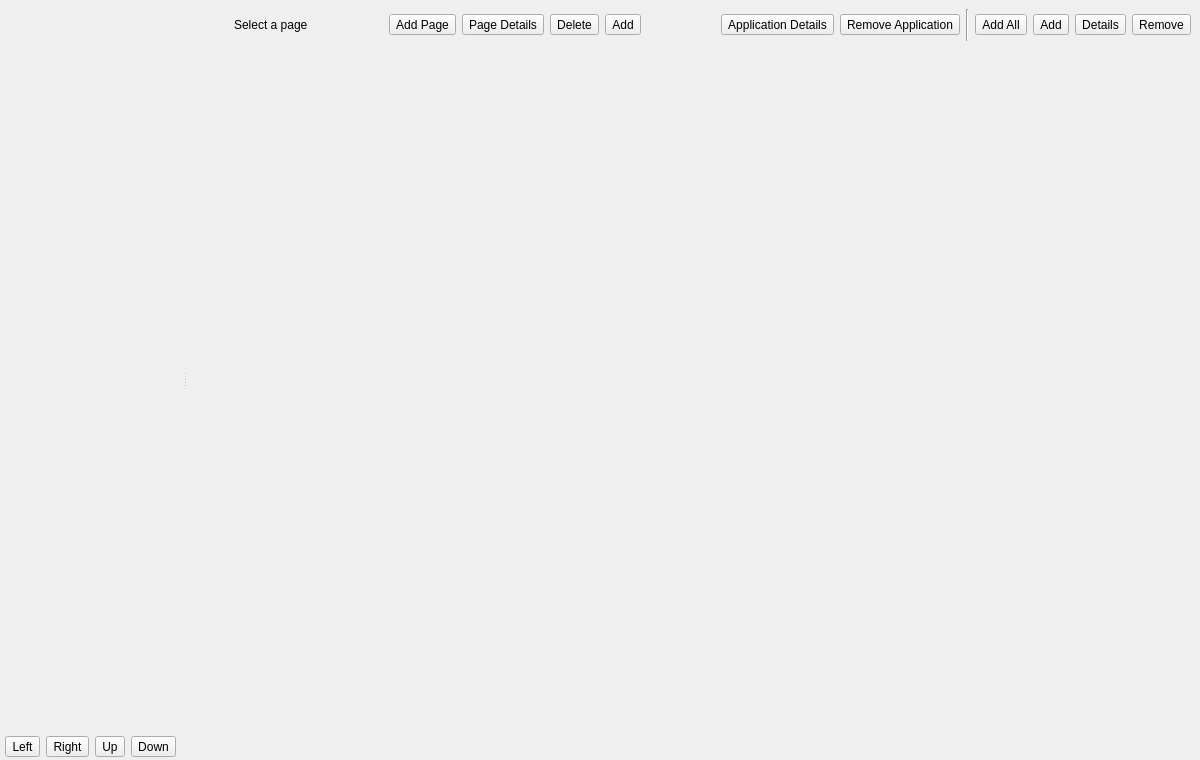
This is ui/settings/Apps.ui in OpenFairWind/FairWindSK as Qt 5 draws it before an edit. The edited form follows.
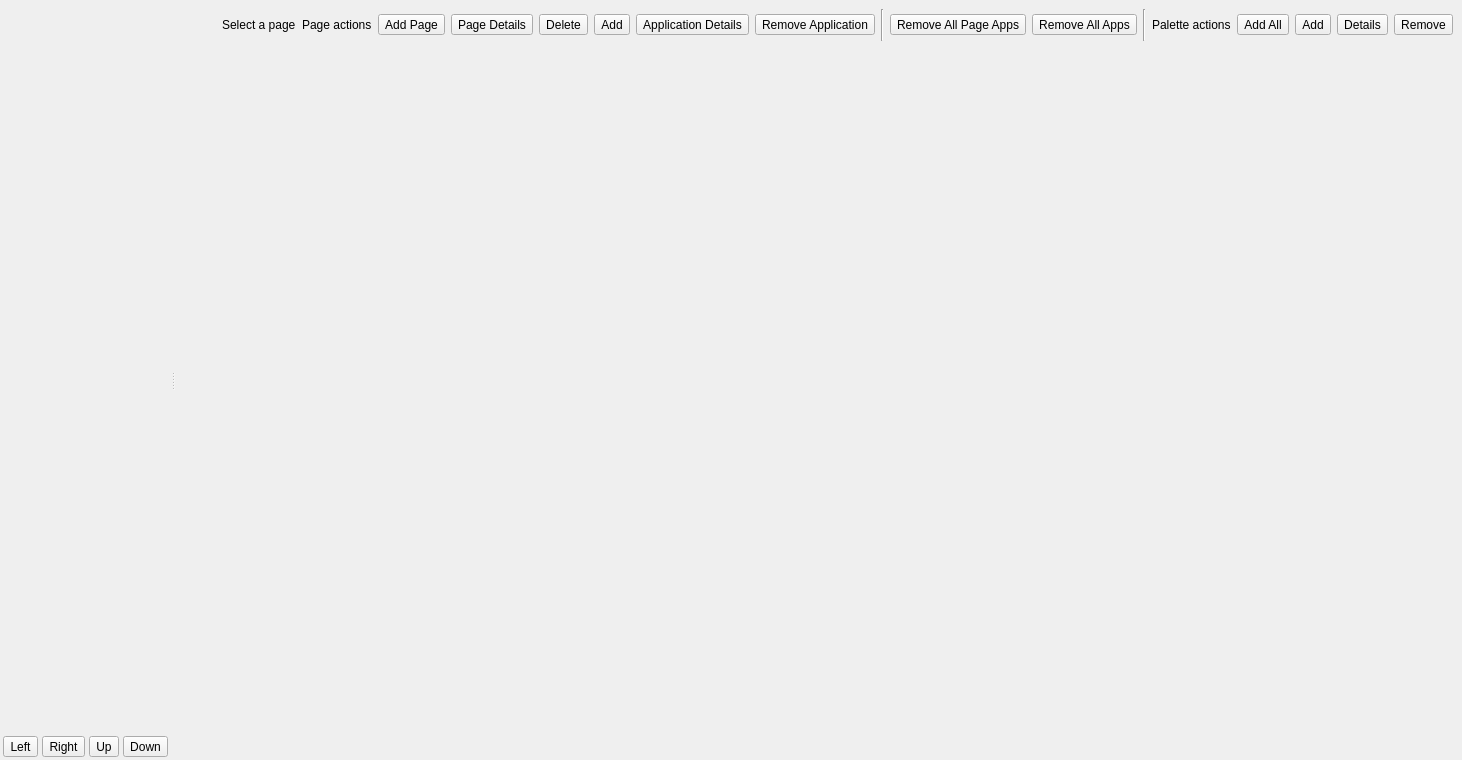
This is the edited form. Icons and pictures are not drawn.

Commit message: Refine system logs and apps actions

Diff of the .ui file:
```diff
--- a/ui/settings/Apps.ui
+++ b/ui/settings/Apps.ui
@@ -309,6 +309,13 @@
              </item>
              <item>
               <layout class="QHBoxLayout" name="horizontalLayout_PageHeaderCenter">
+               <item>
+                <widget class="QLabel" name="label_PageActions">
+                 <property name="text">
+                  <string>Page actions</string>
+                 </property>
+                </widget>
+               </item>
                <item>
                 <widget class="QToolButton" name="toolButton_AddPage">
                  <property name="toolTip">
@@ -403,19 +410,6 @@
                </item>
               </layout>
              </item>
-             <item>
-              <spacer name="horizontalSpacer_PageHeaderRight">
-               <property name="orientation">
-                <enum>Qt::Horizontal</enum>
-               </property>
-               <property name="sizeHint" stdset="0">
-                <size>
-                 <width>40</width>
-                 <height>20</height>
-                </size>
-               </property>
-              </spacer>
-             </item>
              <item>
               <layout class="QHBoxLayout" name="horizontalLayout_PageHeaderRight">
                <item>
@@ -465,12 +459,72 @@
                 </widget>
                </item>
                <item>
-                <widget class="Line" name="line_PageHeaderSeparator">
+               <widget class="Line" name="line_PageHeaderSeparator">
                  <property name="orientation">
                   <enum>Qt::Vertical</enum>
                  </property>
                 </widget>
                </item>
+               <item>
+                <widget class="QToolButton" name="toolButton_ClearCurrentPageApps">
+                 <property name="toolTip">
+                  <string>Remove all applications from current page</string>
+                 </property>
+                 <property name="icon">
+                  <iconset>
+                   <normaloff>:/resources/svg/OpenBridge/remove-all-apps-from-current-page.svg</normaloff>:/resources/svg/OpenBridge/remove-all-apps-from-current-page.svg</iconset>
+                 </property>
+                 <property name="iconSize">
+                  <size>
+                   <width>24</width>
+                   <height>24</height>
+                  </size>
+                 </property>
+                 <property name="toolButtonStyle">
+                  <enum>Qt::ToolButtonIconOnly</enum>
+                 </property>
+                 <property name="text">
+                  <string>Remove All Page Apps</string>
+                 </property>
+                </widget>
+               </item>
+               <item>
+                <widget class="QToolButton" name="toolButton_ClearAllPagesApps">
+                 <property name="toolTip">
+                  <string>Remove all applications from all pages</string>
+                 </property>
+                 <property name="icon">
+                  <iconset>
+                   <normaloff>:/resources/svg/OpenBridge/remove-all-apps-from-all-pages.svg</normaloff>:/resources/svg/OpenBridge/remove-all-apps-from-all-pages.svg</iconset>
+                 </property>
+                 <property name="iconSize">
+                  <size>
+                   <width>24</width>
+                   <height>24</height>
+                  </size>
+                 </property>
+                 <property name="toolButtonStyle">
+                  <enum>Qt::ToolButtonIconOnly</enum>
+                 </property>
+                 <property name="text">
+                  <string>Remove All Apps</string>
+                 </property>
+                </widget>
+               </item>
+               <item>
+                <widget class="Line" name="line_PagePaletteSeparator">
+                 <property name="orientation">
+                  <enum>Qt::Vertical</enum>
+                 </property>
+                </widget>
+               </item>
+               <item>
+                <widget class="QLabel" name="label_PaletteActions">
+                 <property name="text">
+                  <string>Palette actions</string>
+                 </property>
+                </widget>
+               </item>
                <item>
                 <widget class="QToolButton" name="toolButton_AddAllApps">
                  <property name="toolTip">
```
Left out of the diff: 20 changed lines with no effect on the pictures. The commit also changes 18 other files.
